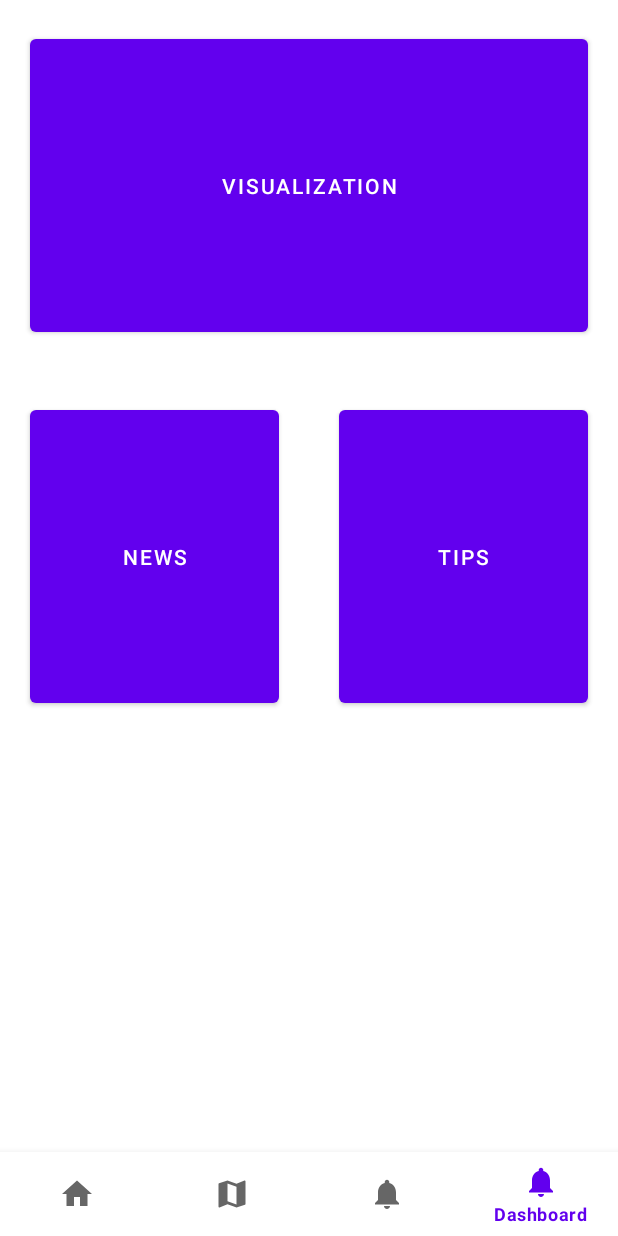
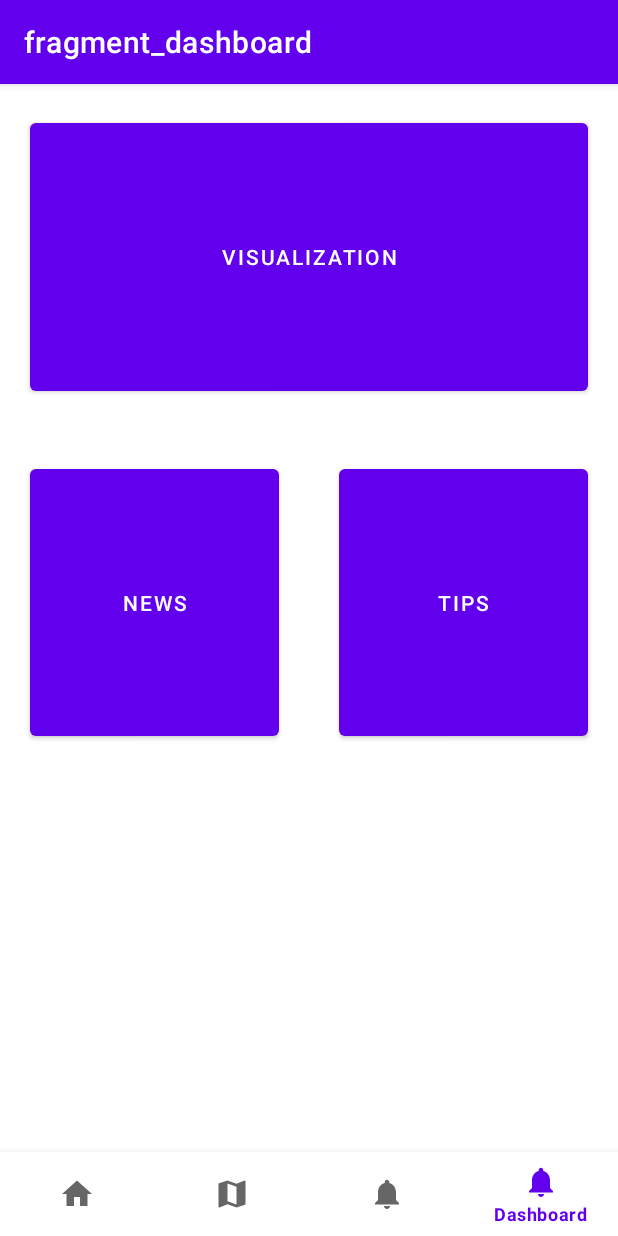
Before and after one commit to ETS-Android2/PSafe3.0, an Android app: the DashboardFragment screen opened through its navigation route, on a phone screen of 412 x 824 dp. Run offline under Robolectric (Android 15) with nearby library versions, the phone set to English and light mode, and no system bars; our stand-ins replace navigation-ui.

Commit message:
UI update； dashboard->tips2

```diff
--- a/app/src/main/java/com/example/psafe/BottomActivity.java
+++ b/app/src/main/java/com/example/psafe/BottomActivity.java
@@ -1,11 +1,13 @@
 package com.example.psafe;
 
 import android.os.Bundle;
+import android.view.MenuItem;
 import android.view.Window;
 import android.view.WindowManager;
 
 import com.google.android.material.bottomnavigation.BottomNavigationView;
 
+import androidx.annotation.NonNull;
 import androidx.appcompat.app.AppCompatActivity;
 import androidx.navigation.NavController;
 import androidx.navigation.Navigation;
@@ -18,9 +20,14 @@ public class BottomActivity extends AppCompatActivity {
     protected void onCreate(Bundle savedInstanceState) {
         super.onCreate(savedInstanceState);
         requestWindowFeature(Window.FEATURE_NO_TITLE); //will hide the title
-        getSupportActionBar().hide(); // hide the title bar
-        this.getWindow().setFlags(WindowManager.LayoutParams.FLAG_FULLSCREEN,
-                WindowManager.LayoutParams.FLAG_FULLSCREEN); //enable full screen
+        //getSupportActionBar().hide(); // hide the title bar
+        //this.getWindow().setFlags(WindowManager.LayoutParams.FLAG_FULLSCREEN,
+        //   WindowManager.LayoutParams.FLAG_FULLSCREEN); //enable full screen
+        // calling the action bar
+       getSupportActionBar().setDisplayHomeAsUpEnabled(true);
+
+
+
         setContentView(R.layout.activity_bottom);
         BottomNavigationView navView = findViewById(R.id.nav_view);
         // Passing each menu ID as a set of Ids because each
@@ -28,9 +35,25 @@ public class BottomActivity extends AppCompatActivity {
         AppBarConfiguration appBarConfiguration = new AppBarConfiguration.Builder(
                 R.id.nav_home, R.id.nav_map, R.id.nav_gallery,R.id.nav_dashboard)
                 .build();
+
+
+
         NavController navController = Navigation.findNavController(this, R.id.nav_host_fragment);
         NavigationUI.setupActionBarWithNavController(this, navController, appBarConfiguration);
         NavigationUI.setupWithNavController(navView, navController);
     }
 
+    @Override
+    public boolean onOptionsItemSelected(@NonNull MenuItem item) {
+        switch (item.getItemId()) {
+            case android.R.id.home:
+
+                    NavController navController = Navigation.findNavController(this, R.id.nav_host_fragment);
+                    navController.navigate(R.id.action_nav_tips_to_dashboardFragment);
+
+                return true;
+        }
+        return super.onOptionsItemSelected(item);
+    }
+
 }
--- a/app/src/main/java/com/example/psafe/ui/dashboard/DashboardFragment.java
+++ b/app/src/main/java/com/example/psafe/ui/dashboard/DashboardFragment.java
@@ -3,6 +3,7 @@ package com.example.psafe.ui.dashboard;
 import android.content.Intent;
 import android.os.Bundle;
 import android.view.LayoutInflater;
+import android.view.MenuItem;
 import android.view.View;
 import android.view.ViewGroup;
 import android.widget.TextView;
@@ -44,9 +45,17 @@ public class DashboardFragment extends Fragment {
     @Override
     public void onActivityCreated(@Nullable Bundle savedInstanceState) {
         super.onActivityCreated(savedInstanceState);
+        //tips
         fragmentDashboardBinding.dashboardTipsButton.setOnClickListener(v -> {
             NavController navController = Navigation.findNavController(v);
             navController.navigate(R.id.action_dashboardFragment_to_nav_tips);
         });
+
+        //news
+        fragmentDashboardBinding.dashboardNewsButton.setOnClickListener(v -> {
+            NavController navController = Navigation.findNavController(v);
+            navController.navigate(R.id.action_nav_dashboard_to_nav_gallery);
+        });
     }
+
 }
--- a/app/src/main/res/navigation/mobile_navigation.xml
+++ b/app/src/main/res/navigation/mobile_navigation.xml
@@ -15,7 +15,11 @@
         android:id="@+id/nav_gallery"
         android:name="com.example.psafe.ui.gallery.GalleryFragment"
         android:label="@string/menu_gallery"
-        tools:layout="@layout/fragment_gallery" />
+        tools:layout="@layout/fragment_gallery" >
+        <action
+            android:id="@+id/action_nav_gallery_to_nav_dashboard"
+            app:destination="@id/nav_dashboard" />
+    </fragment>
     <fragment
         android:id="@+id/nav_map"
         android:name="com.example.psafe.ui.maps.MapsFragment"
@@ -43,6 +47,9 @@
         <action
             android:id="@+id/action_dashboardFragment_to_nav_tips"
             app:destination="@id/nav_tips" />
+        <action
+            android:id="@+id/action_nav_dashboard_to_nav_gallery"
+            app:destination="@id/nav_gallery" />
     </fragment>
 
 
```
Also changed, not shown: app/src/main/res/layout/tips_fragment.xml (+2 -13 lines).
